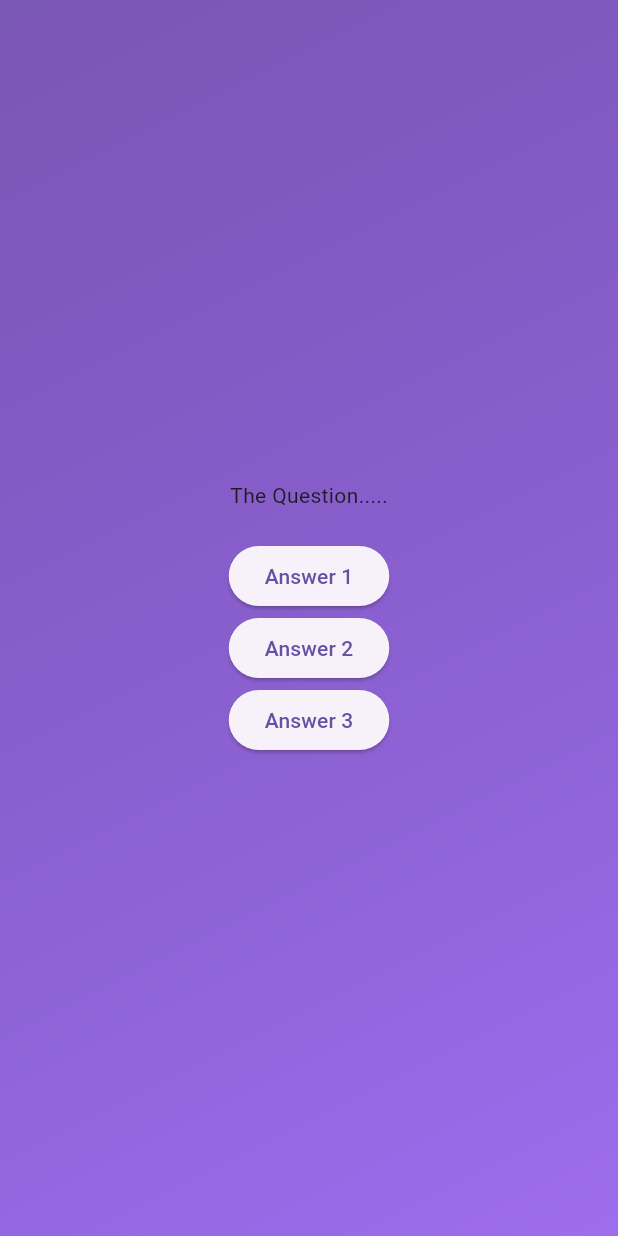
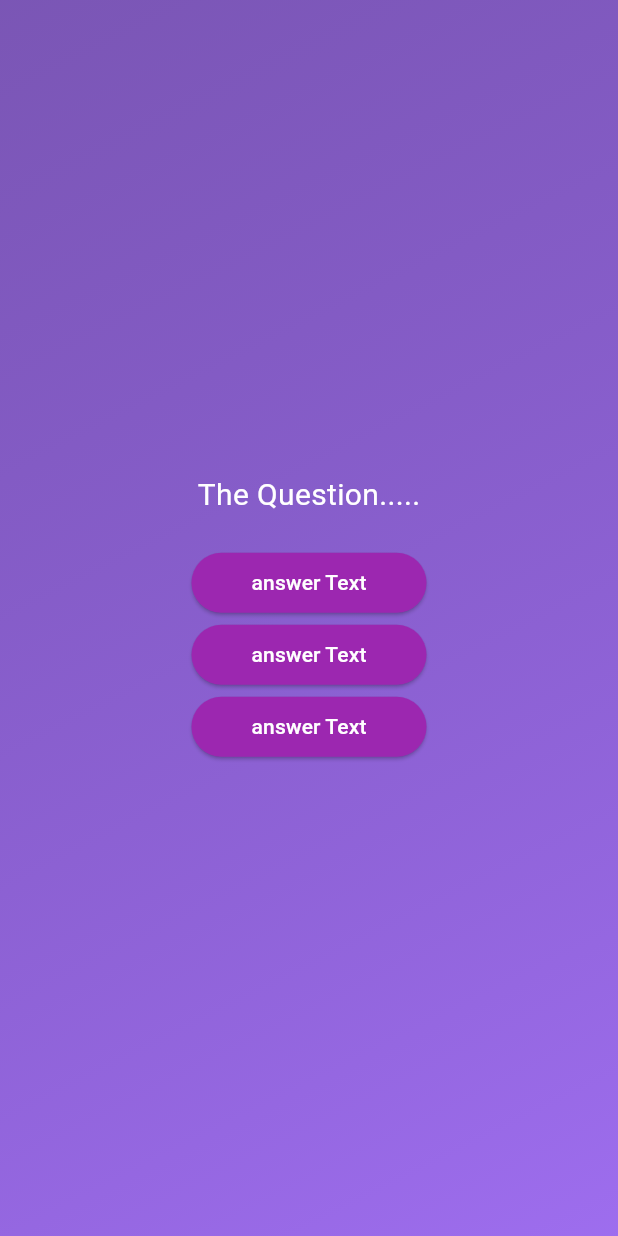
Before and after one commit to mathewwicky/quiz-app, a Flutter app: the screen it shows after launch, after a tap on "Start Quiz", on a phone screen of 412 x 824 dp. Run offline on Flutter 3.47's test engine with Material 3 defaults, Android fonts, the phone set to English and light mode, and no system bars.

Commit message:
created a answer button class for the button stylings

```diff
--- /dev/null
+++ b/lib/answer_button.dart
@@ -0,0 +1,22 @@
+import 'package:flutter/material.dart';
+
+class AnswerButton extends StatelessWidget {
+  const AnswerButton( {super.key, required this.answerText,required this.onTap});
+
+  final String answerText;
+  final void Function() onTap;
+
+  @override
+  Widget build(BuildContext context) {
+    return ElevatedButton(
+      onPressed: onTap,
+      style: ElevatedButton.styleFrom(
+        padding: EdgeInsets.symmetric(vertical:10, horizontal: 40, ),
+        backgroundColor: Colors.purple,
+        foregroundColor: Colors.white,
+        shape: RoundedRectangleBorder(borderRadius: BorderRadius.circular(40),),
+      ),
+      child: Text(answerText),
+    );
+  }
+}
--- a/lib/question_screen.dart
+++ b/lib/question_screen.dart
@@ -1,4 +1,5 @@
 import 'package:flutter/material.dart';
+import 'package:quiz_app/answer_button.dart';
 
 class QuestionsScreen extends StatefulWidget {
   const QuestionsScreen({super.key});
@@ -16,19 +17,25 @@ class _QuestionsScreenState extends State<QuestionsScreen> {
             .min, // instead of taking of all the available vertiacal space it only takes the minimum vertical space as needed
 
         children: [
-          Text('The Question.....'),
+          Text(
+            'The Question.....',
+            style: TextStyle(
+              color: Colors.white,
+              fontSize: 20,
+            ),
+          ),
           SizedBox(height: 20),
-          ElevatedButton(
-            onPressed: () {},
-            child: Text('Answer 1'),
+          AnswerButton(
+            answerText: 'answer Text',
+            onTap: () {},
           ),
-          ElevatedButton(
-            onPressed: () {},
-            child: Text('Answer 2'),
+          AnswerButton(
+            answerText: 'answer Text',
+            onTap: () {},
           ),
-          ElevatedButton(
-            onPressed: () {},
-            child: Text('Answer 3'),
+          AnswerButton(
+            answerText: 'answer Text',
+            onTap: () {},
           ),
         ],
       ),
```
